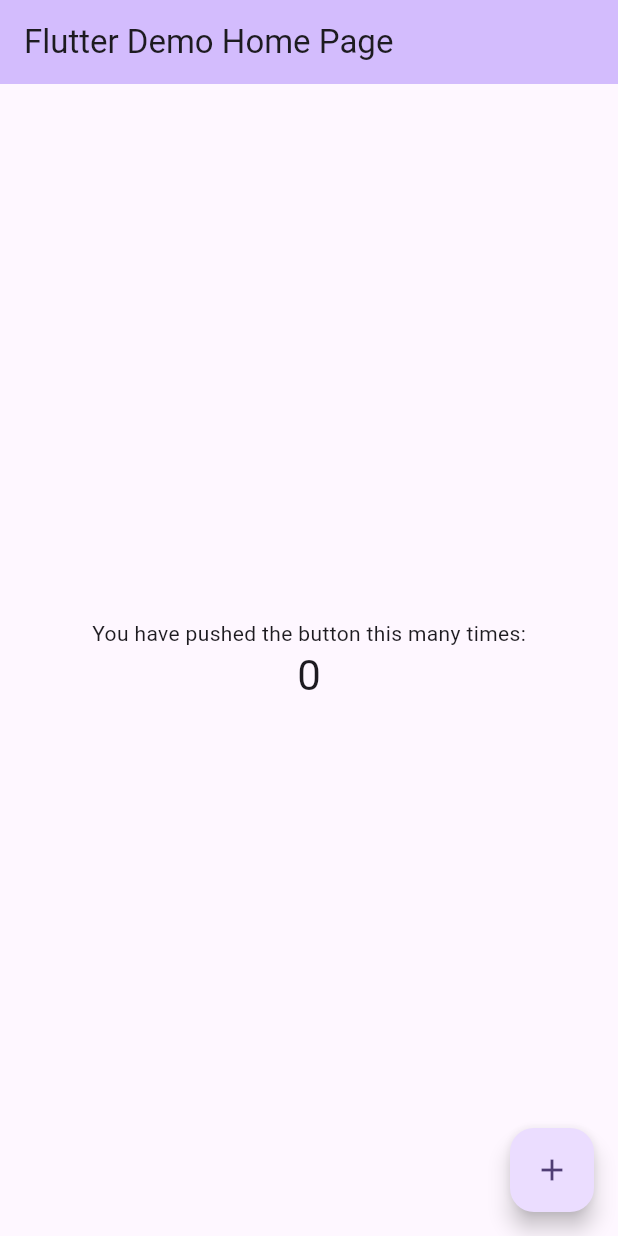
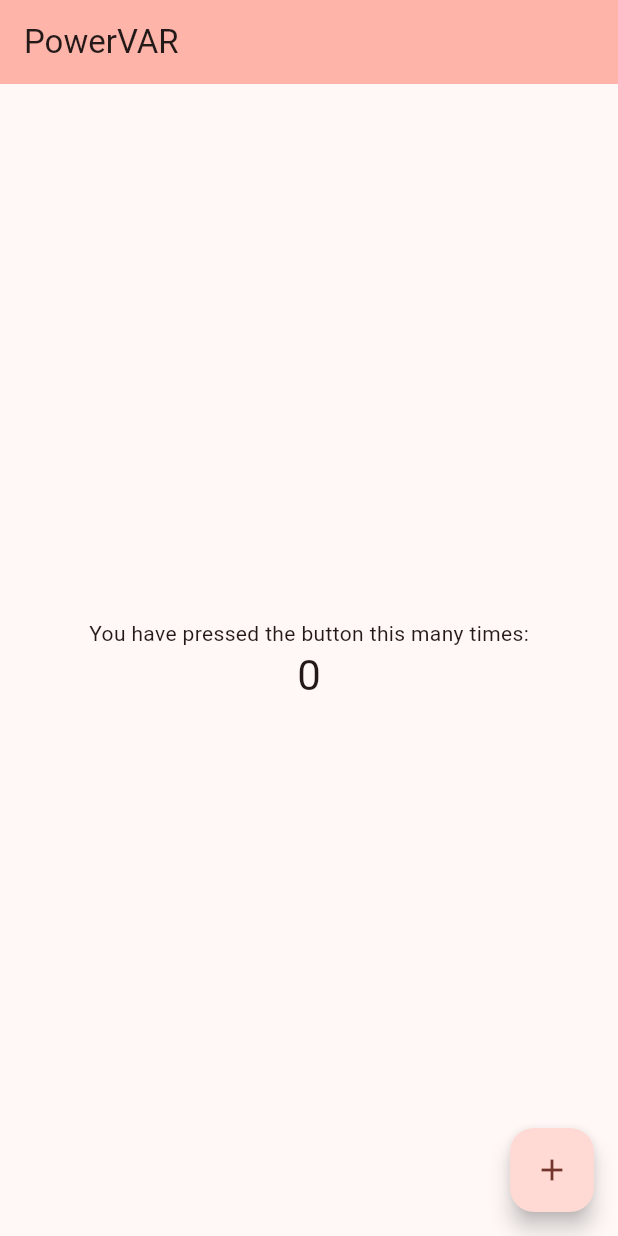
Before and after one commit to RobinSardja/PowerVAR, a Flutter app: the screen it shows after launch, on a phone screen of 412 x 824 dp. Run offline on Flutter 3.47's test engine with Material 2 defaults, Android fonts, the light colour scheme and no system bars.

```diff
--- a/lib/main.dart
+++ b/lib/main.dart
@@ -11,7 +11,7 @@
   @override
   Widget build(BuildContext context) {
     return MaterialApp(
-      title: 'Flutter Demo',
+      title: 'PowerVAR',
       theme: ThemeData(
         // This is the theme of your application.
         //
@@ -28,10 +28,10 @@
         //
         // This works for code too, not just values: Most code changes can be
         // tested with just a hot reload.
-        colorScheme: ColorScheme.fromSeed(seedColor: Colors.deepPurple),
+        colorScheme: ColorScheme.fromSeed(seedColor: Colors.red),
         useMaterial3: true,
       ),
-      home: const MyHomePage(title: 'Flutter Demo Home Page'),
+      home: const MyHomePage(title: 'PowerVAR'),
     );
   }
 }
@@ -106,7 +106,7 @@
           mainAxisAlignment: MainAxisAlignment.center,
           children: <Widget>[
             const Text(
-              'You have pushed the button this many times:',
+              'You have pressed the button this many times:',
             ),
             Text(
               '$_counter',
```
Also changed, not shown: 1 other file.
